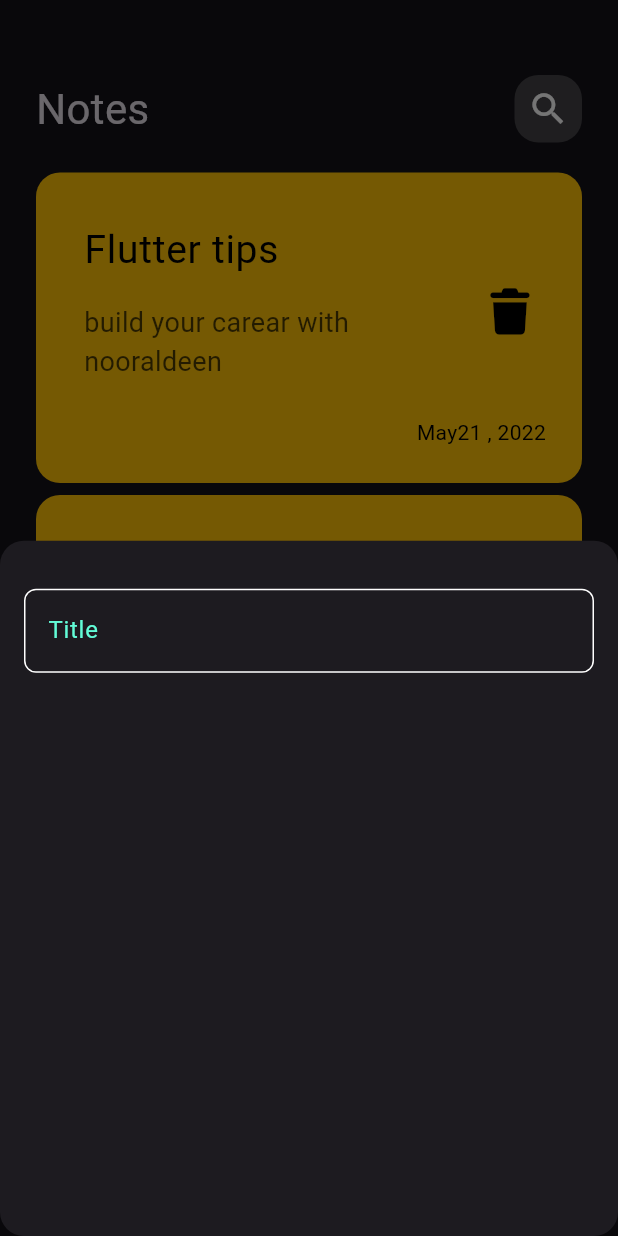
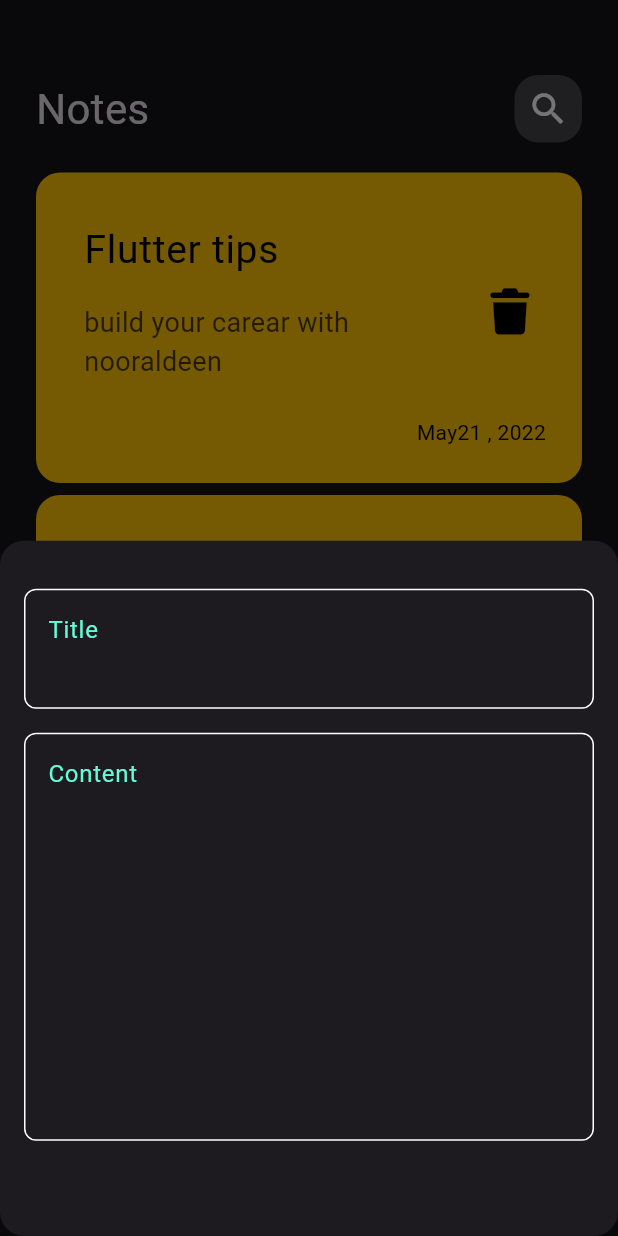
Before and after one commit to Nooraldeen2024/note_app, a Flutter app: the screen it shows after launch, after a tap on the "add" icon, on a phone screen of 412 x 824 dp. Run offline on Flutter 3.47's test engine with Material 3 defaults, Android fonts, the phone set to English and light mode, and no system bars; our stand-ins replace font_awesome_flutter.

Commit message:
add fields to botton sheet

```diff
--- a/lib/views/notes_view.dart
+++ b/lib/views/notes_view.dart
@@ -1,6 +1,6 @@
 import 'package:flutter/material.dart';
-import 'package:my_note_app/views/widgets/add_note_bottom_sheet.dart';
-import 'package:my_note_app/views/widgets/notes_view_body.dart';
+import 'package:my_note_app/widgets/add_note_bottom_sheet.dart';
+import 'package:my_note_app/widgets/notes_view_body.dart';
 
 class NotesView extends StatelessWidget {
   const NotesView({super.key});
--- a/lib/views/widgets/add_note_bottom_sheet.dart
+++ /dev/null
@@ -1,14 +0,0 @@
-import 'package:flutter/material.dart';
-import 'package:my_note_app/views/widgets/custom_text_field.dart';
-
-class AddNoteBottumsheet extends StatelessWidget {
-  const AddNoteBottumsheet({super.key});
-
-  @override
-  Widget build(BuildContext context) {
-    return Padding(
-      padding: const EdgeInsets.symmetric(horizontal: 16),
-      child: Column(children: [SizedBox(height: 32), CustomTextField()]),
-    );
-  }
-}
--- /dev/null
+++ b/lib/widgets/add_note_bottom_sheet.dart
@@ -0,0 +1,21 @@
+import 'package:flutter/material.dart';
+import 'package:my_note_app/widgets/custom_text_field.dart';
+
+class AddNoteBottumsheet extends StatelessWidget {
+  const AddNoteBottumsheet({super.key});
+
+  @override
+  Widget build(BuildContext context) {
+    return Padding(
+      padding: const EdgeInsets.symmetric(horizontal: 16),
+      child: Column(
+        children: const [
+          SizedBox(height: 32),
+          CustomTextField(hint: 'Title', maxLines: 2),
+          SizedBox(height: 16),
+          CustomTextField(hint: 'Content', maxLines: 10),
+        ],
+      ),
+    );
+  }
+}
--- a/lib/views/widgets/custom_app_bar.dart
+++ b/lib/widgets/custom_app_bar.dart
@@ -1,6 +1,6 @@
 // ignore: file_names
 import 'package:flutter/material.dart';
-import 'package:my_note_app/views/widgets/custom_icon.dart';
+import 'package:my_note_app/widgets/custom_icon.dart';
 
 class CustomAppBar extends StatelessWidget {
   const CustomAppBar({super.key});
--- a/lib/views/widgets/custom_text_field.dart
+++ b/lib/widgets/custom_text_field.dart
@@ -2,14 +2,17 @@ import 'package:flutter/material.dart';
 import 'package:my_note_app/constans.dart';
 
 class CustomTextField extends StatelessWidget {
-  const CustomTextField({super.key});
+  const CustomTextField({super.key, required this.hint, this.maxLines = 1});
+  final String hint;
+  final int maxLines;
 
   @override
   Widget build(BuildContext context) {
     return TextField(
+      maxLines: maxLines,
       cursorColor: kPrimaryColor,
       decoration: InputDecoration(
-        hintText: 'Title',
+        hintText: hint,
         hintStyle: TextStyle(color: kPrimaryColor),
         border: buildBorder(),
         enabledBorder: buildBorder(),
--- a/lib/views/widgets/notes_view_body.dart
+++ b/lib/widgets/notes_view_body.dart
@@ -1,6 +1,6 @@
 import 'package:flutter/material.dart';
-import 'package:my_note_app/views/widgets/custom_app_bar.dart';
-import 'package:my_note_app/views/widgets/nots_list_view.dart';
+import 'package:my_note_app/widgets/custom_app_bar.dart';
+import 'package:my_note_app/widgets/nots_list_view.dart';
 
 class NotesViewBody extends StatelessWidget {
   const NotesViewBody({super.key});
--- a/lib/views/widgets/nots_list_view.dart
+++ b/lib/widgets/nots_list_view.dart
@@ -1,5 +1,5 @@
 import 'package:flutter/material.dart';
-import 'package:my_note_app/views/widgets/custom_note_item.dart';
+import 'package:my_note_app/widgets/custom_note_item.dart';
 
 class NotesListView extends StatelessWidget {
   const NotesListView({super.key});
```
Also changed, not shown: lib/widgets/custom_icon.dart (renamed from lib/views/widgets/custom_icon.dart), lib/widgets/custom_note_item.dart (renamed from lib/views/widgets/custom_note_item.dart).
